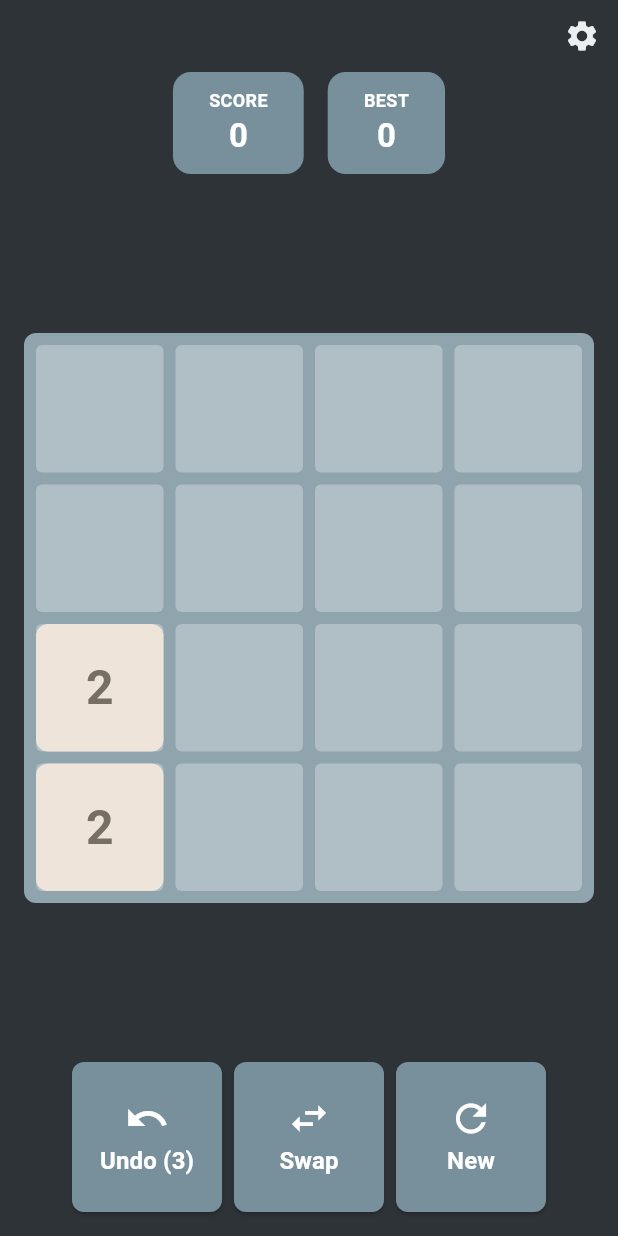
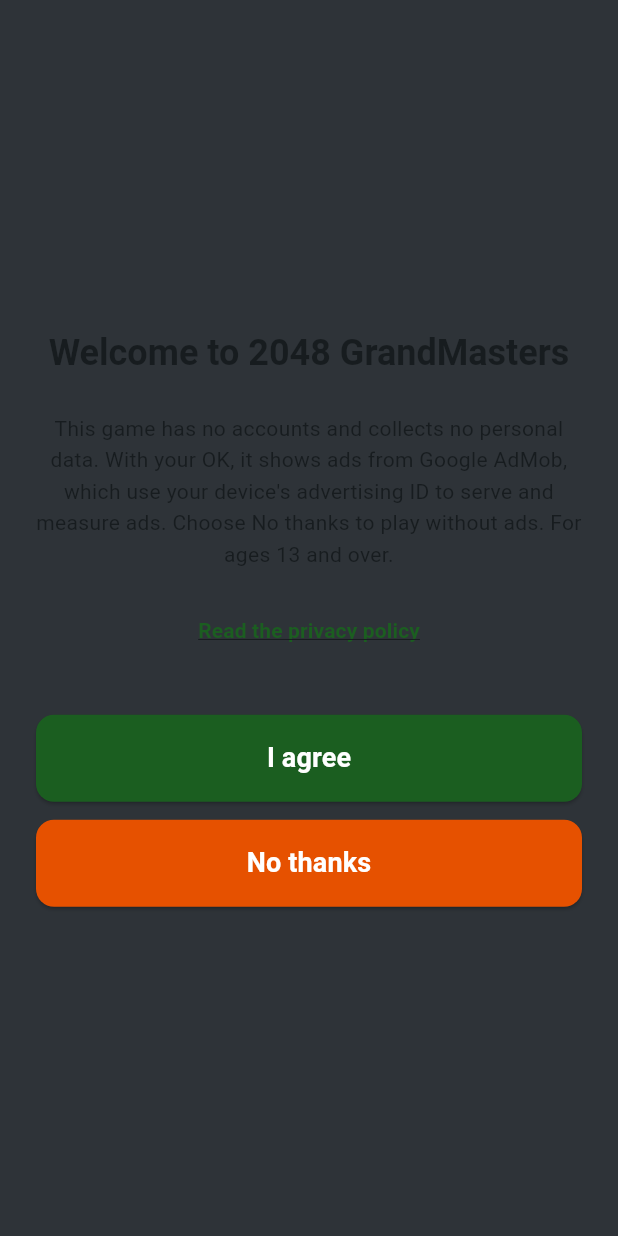
Before and after one commit to KMunyede/twenty48, a Flutter app: the screen it shows after launch, on a phone screen of 412 x 824 dp. Run offline on Flutter 3.47's test engine with Material 3 defaults, Android fonts, the phone set to English and light mode, and no system bars; our stand-ins replace confetti, google_mobile_ads, shared_preferences.

Commit message:
Add first-launch consent gate (version 1); ads start only after I agree

```diff
--- /dev/null
+++ b/lib/features/consent/consent_gate.dart
@@ -0,0 +1,81 @@
+// lib/features/consent/consent_gate.dart
+
+import 'dart:async';
+import 'package:flutter/material.dart';
+import '../../core/services/ad_service.dart';
+import 'consent_screen.dart';
+import 'consent_service.dart';
+
+class ConsentGate extends StatefulWidget {
+  final Widget child;
+  final ConsentService? consentService;
+
+  const ConsentGate({
+    super.key,
+    required this.child,
+    this.consentService,
+  });
+
+  @override
+  State<ConsentGate> createState() => _ConsentGateState();
+}
+
+class _ConsentGateState extends State<ConsentGate> {
+  late final ConsentService _consentService;
+  ConsentStatus? _status;
+
+  @override
+  void initState() {
+    super.initState();
+    _consentService = widget.consentService ?? ConsentService();
+    _checkConsent();
+  }
+
+  Future<void> _checkConsent() async {
+    final status = await _consentService.load();
+    if (!mounted) return;
+
+    if (status == ConsentStatus.agreed) {
+      _enableAdsSafely();
+    }
+
+    setState(() {
+      _status = status;
+    });
+  }
+
+  void _enableAdsSafely() {
+    try {
+      unawaited(AdService.instance.enableAds().catchError((e) {
+        debugPrint('ConsentGate enableAds error: $e');
+      }));
+    } catch (e) {
+      debugPrint('ConsentGate enableAds exception: $e');
+    }
+  }
+
+  @override
+  Widget build(BuildContext context) {
+    if (_status == null) {
+      return Scaffold(
+        backgroundColor: Theme.of(context).scaffoldBackgroundColor,
+      );
+    }
+
+    switch (_status!) {
+      case ConsentStatus.agreed:
+      case ConsentStatus.declined:
+        return widget.child;
+      case ConsentStatus.needsPrompt:
+        return ConsentScreen(
+          consentService: _consentService,
+          onDecision: (agreed) {
+            if (!mounted) return;
+            setState(() {
+              _status = agreed ? ConsentStatus.agreed : ConsentStatus.declined;
+            });
+          },
+        );
+    }
+  }
+}
--- /dev/null
+++ b/lib/features/consent/consent_screen.dart
@@ -0,0 +1,204 @@
+// lib/features/consent/consent_screen.dart
+
+import 'dart:async';
+import 'package:flutter/material.dart';
+import 'package:url_launcher/url_launcher.dart';
+import '../../core/services/ad_service.dart';
+import 'consent_service.dart';
+import 'consent_texts.dart';
+
+class ConsentScreen extends StatefulWidget {
+  final ConsentService consentService;
+  final ValueChanged<bool> onDecision;
+
+  ConsentScreen({
+    super.key,
+    ConsentService? consentService,
+    required this.onDecision,
+  }) : consentService = consentService ?? ConsentService();
+
+  @override
+  State<ConsentScreen> createState() => _ConsentScreenState();
+}
+
+class _ConsentScreenState extends State<ConsentScreen> {
+  bool _isSaving = false;
+
+  void _enableAdsSafely() {
+    try {
+      unawaited(AdService.instance.enableAds().catchError((e) {
+        debugPrint('ConsentScreen enableAds error: $e');
+      }));
+    } catch (e) {
+      debugPrint('ConsentScreen enableAds exception: $e');
+    }
+  }
+
+  Future<void> _handleDecision(bool agreed) async {
+    if (_isSaving) return;
+    setState(() {
+      _isSaving = true;
+    });
+
+    await widget.consentService.save(agreed);
+
+    if (agreed) {
+      _enableAdsSafely();
+    }
+
+    if (mounted) {
+      widget.onDecision(agreed);
+    }
+  }
+
+  Future<void> _launchPrivacyPolicy(BuildContext context) async {
+    try {
+      final uri = Uri.parse(kPrivacyUrl);
+      final launched = await launchUrl(
+        uri,
+        mode: LaunchMode.externalApplication,
+      );
+      if (!launched && context.mounted) {
+        ScaffoldMessenger.of(context).showSnackBar(
+          const SnackBar(
+            content: Text(kConsentLinkFailureMessage),
+          ),
+        );
+      }
+    } catch (e) {
+      if (context.mounted) {
+        ScaffoldMessenger.of(context).showSnackBar(
+          const SnackBar(
+            content: Text(kConsentLinkFailureMessage),
+          ),
+        );
+      }
+    }
+  }
+
+  @override
+  Widget build(BuildContext context) {
+    final theme = Theme.of(context);
+    final textTheme = theme.textTheme;
+
+    return PopScope(
+      canPop: false,
+      child: Scaffold(
+        backgroundColor: theme.scaffoldBackgroundColor,
+        body: SafeArea(
+          child: Center(
+            child: SingleChildScrollView(
+              padding: const EdgeInsets.symmetric(horizontal: 24.0, vertical: 32.0),
+              child: Column(
+                mainAxisAlignment: MainAxisAlignment.center,
+                crossAxisAlignment: CrossAxisAlignment.stretch,
+                children: [
+                  Semantics(
+                    header: true,
+                    label: kConsentTitle,
+                    child: Text(
+                      kConsentTitle,
+                      textAlign: TextAlign.center,
+                      style: textTheme.headlineSmall?.copyWith(
+                        fontWeight: FontWeight.bold,
+                      ) ??
+                          const TextStyle(
+                            fontSize: 22,
+                            fontWeight: FontWeight.bold,
+                          ),
+                    ),
+                  ),
+                  const SizedBox(height: 24.0),
+                  Semantics(
+                    label: kConsentBody,
+                    child: Text(
+                      kConsentBody,
+                      textAlign: TextAlign.center,
+                      style: textTheme.bodyMedium?.copyWith(
+                        height: 1.5,
+                      ) ??
+                          const TextStyle(
+                            fontSize: 16,
+                            height: 1.5,
+                          ),
+                    ),
+                  ),
+                  const SizedBox(height: 16.0),
+                  Center(
+                    child: Semantics(
+                      button: true,
+                      label: kConsentPrivacyLinkLabel,
+                      child: TextButton(
+                        onPressed: () => _launchPrivacyPolicy(context),
+                        child: const Text(
+                          kConsentPrivacyLinkLabel,
+                          style: TextStyle(
+                            color: Color(0xFF1B5E20),
+                            decoration: TextDecoration.underline,
+                            fontWeight: FontWeight.w600,
+                          ),
+                        ),
+                      ),
+                    ),
+                  ),
+                  const SizedBox(height: 32.0),
+                  Semantics(
+                    button: true,
+                    label: kConsentAgreeButtonLabel,
+                    enabled: !_isSaving,
+                    child: ElevatedButton(
+                      onPressed: _isSaving ? null : () => _handleDecision(true),
+                      style: ElevatedButton.styleFrom(
+                        backgroundColor: const Color(0xFF1B5E20),
+                        foregroundColor: Colors.white,
+                        disabledBackgroundColor: const Color(0x801B5E20),
+                        disabledForegroundColor: Colors.white70,
+                        padding: const EdgeInsets.symmetric(vertical: 16.0),
+                        shape: RoundedRectangleBorder(
+                          borderRadius: BorderRadius.circular(12.0),
+                        ),
+                      ),
+                      child: const Text(
+                        kConsentAgreeButtonLabel,
+                        style: TextStyle(
+                          fontSize: 18,
+                          fontWeight: FontWeight.bold,
+                        ),
+                      ),
+                    ),
+                  ),
+                  const SizedBox(height: 12.0),
+                  Semantics(
+                    button: true,
+                    label: kConsentDeclineButtonLabel,
+                    enabled: !_isSaving,
+                    child: ElevatedButton(
+                      onPressed: _isSaving ? null : () => _handleDecision(false),
+                      style: ElevatedButton.styleFrom(
+                        backgroundColor: const Color(0xFFE65100),
+                        foregroundColor: Colors.white,
+                        disabledBackgroundColor: const Color(0x80E65100),
+                        disabledForegroundColor: Colors.white70,
+                        padding: const EdgeInsets.symmetric(vertical: 16.0),
+                        shape: RoundedRectangleBorder(
+                          borderRadius: BorderRadius.circular(12.0),
+                        ),
+                      ),
+                      child: const Text(
+                        kConsentDeclineButtonLabel,
+                        style: TextStyle(
+                          fontSize: 18,
+                          fontWeight: FontWeight.bold,
+                        ),
+                      ),
+                    ),
+                  ),
+                ],
+              ),
+            ),
+          ),
+        ),
+      ),
+    );
+  }
+}
--- /dev/null
+++ b/lib/features/consent/consent_service.dart
@@ -0,0 +1,57 @@
+// lib/features/consent/consent_service.dart
+
+import 'package:flutter/foundation.dart';
+import 'package:shared_preferences/shared_preferences.dart';
+import 'consent_texts.dart';
+
+enum ConsentStatus {
+  needsPrompt,
+  agreed,
+  declined,
+}
+
+typedef SharedPreferencesGetter = Future<SharedPreferences> Function();
+
+class ConsentService {
+  final SharedPreferencesGetter _prefsGetter;
+
+  ConsentService({SharedPreferencesGetter? prefsGetter})
+      : _prefsGetter = prefsGetter ?? SharedPreferences.getInstance;
+
+  static const String keyConsentVersion = 'consentVersion';
+  static const String keyConsentDecision = 'consentDecision';
+
+  Future<ConsentStatus> load() async {
+    try {
+      final prefs = await _prefsGetter();
+      final version = prefs.getInt(keyConsentVersion);
+      if (version == null || version != kConsentVersion) {
+        return ConsentStatus.needsPrompt;
+      }
+      final decision = prefs.getString(keyConsentDecision);
+      if (decision == 'agree') {
+        return ConsentStatus.agreed;
+      } else if (decision == 'decline') {
+        return ConsentStatus.declined;
+      } else {
+        return ConsentStatus.needsPrompt;
+      }
+    } catch (e) {
+      debugPrint('ConsentService load error: $e');
+      return ConsentStatus.needsPrompt;
+    }
+  }
+
+  Future<void> save(bool agreed) async {
+    try {
+      final prefs = await _prefsGetter();
+      await prefs.setInt(keyConsentVersion, kConsentVersion);
+      await prefs.setString(
+        keyConsentDecision,
+        agreed ? 'agree' : 'decline',
+      );
+    } catch (e) {
+      debugPrint('ConsentService save error: $e');
+    }
+  }
+}
--- /dev/null
+++ b/lib/features/consent/consent_texts.dart
@@ -0,0 +1,13 @@
+// lib/features/consent/consent_texts.dart
+
+const int kConsentVersion = 1;
+const String kPrivacyUrl = 'https://hilmost.net/privacy-policy';
+
+const String kConsentTitle = 'Welcome to 2048 GrandMasters';
+const String kConsentBody =
+    "This game has no accounts and collects no personal data. With your OK, it shows ads from Google AdMob, which use your device's advertising ID to serve and measure ads. Choose No thanks to play without ads. For ages 13 and over.";
+const String kConsentPrivacyLinkLabel = 'Read the privacy policy';
+const String kConsentAgreeButtonLabel = 'I agree';
+const String kConsentDeclineButtonLabel = 'No thanks';
+const String kConsentLinkFailureMessage =
+    'Could not open the link. Please try again later.';
--- a/lib/main.dart
+++ b/lib/main.dart
@@ -4,6 +4,7 @@
 import 'package:flutter/services.dart';
 import 'package:provider/provider.dart';
 import 'core/theme/dialog_colors.dart';
+import 'features/consent/consent_gate.dart';
 import 'features/game/providers/game_provider.dart';
 import 'features/game/ui/game_screen.dart';
 import 'features/settings/providers/theme_provider.dart';
@@ -64,7 +65,7 @@
               ),
             ),
           ),
-          home: const GameScreen(),
+          home: const ConsentGate(child: GameScreen()),
         );
       },
     );
```
Also changed, not shown: 2 other files.
